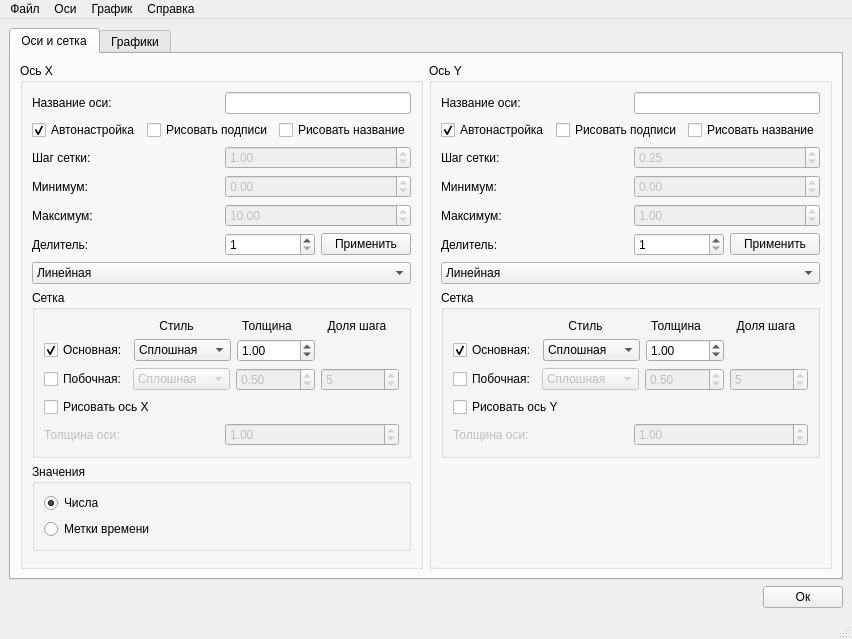
This is cornplot/forms/cornplot_gui.ui in AOvsyannikov1/cornplot as Qt 5 draws it before an edit. The edited form follows.
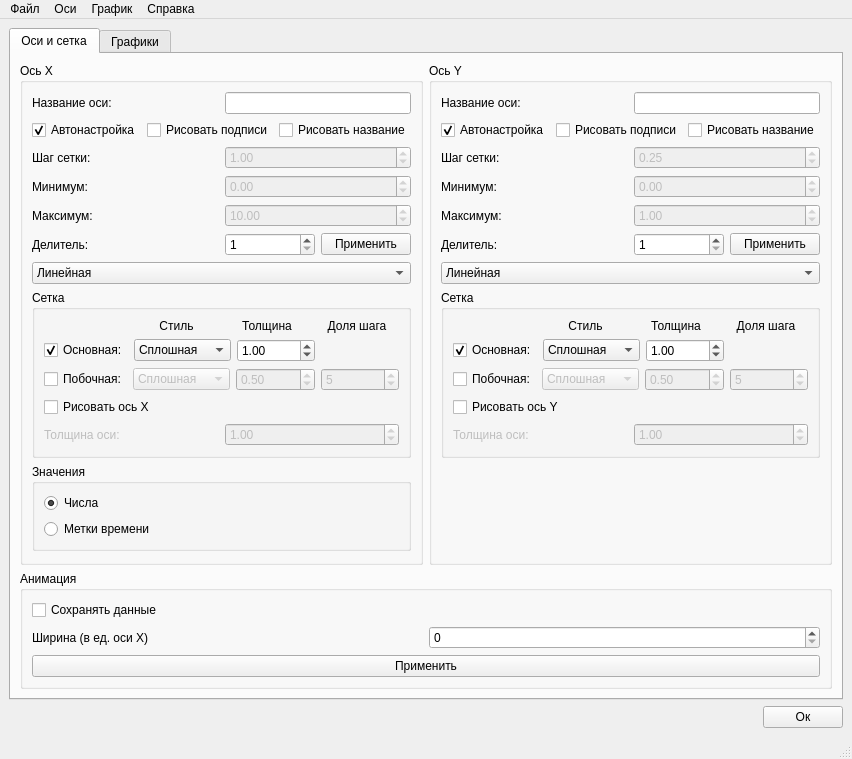
This is the edited form. The open tabs and pages were chosen to show the change.

The edit to the form file:
```diff
--- a/cornplot/forms/cornplot_gui.ui
+++ b/cornplot/forms/cornplot_gui.ui
@@ -7,7 +7,7 @@
     <x>0</x>
     <y>0</y>
     <width>792</width>
-    <height>639</height>
+    <height>725</height>
    </rect>
   </property>
   <property name="windowTitle">
@@ -1036,6 +1036,51 @@
           </item>
          </layout>
         </item>
+        <item row="1" column="0">
+         <widget class="QGroupBox" name="groupBox_11">
+          <property name="title">
+           <string>Анимация</string>
+          </property>
+          <layout class="QGridLayout" name="gridLayout_28">
+           <item row="0" column="0">
+            <layout class="QVBoxLayout" name="verticalLayout_9">
+             <item>
+              <widget class="QCheckBox" name="saveAnimatedData">
+               <property name="text">
+                <string>Сохранять данные</string>
+               </property>
+              </widget>
+             </item>
+             <item>
+              <layout class="QHBoxLayout" name="horizontalLayout_65">
+               <item>
+                <widget class="QLabel" name="label_72">
+                 <property name="text">
+                  <string>Ширина (в ед. оси Х)</string>
+                 </property>
+                </widget>
+               </item>
+               <item>
+                <widget class="QSpinBox" name="animatedWidth">
+                 <property name="maximum">
+                  <number>1000000000</number>
+                 </property>
+                </widget>
+               </item>
+              </layout>
+             </item>
+             <item>
+              <widget class="QPushButton" name="acceptAnimationSettings">
+               <property name="text">
+                <string>Применить</string>
+               </property>
+              </widget>
+             </item>
+            </layout>
+           </item>
+          </layout>
+         </widget>
+        </item>
        </layout>
       </widget>
       <widget class="QWidget" name="plotTab">
```
Left out of the diff: 4 changed lines with no effect on the pictures.
